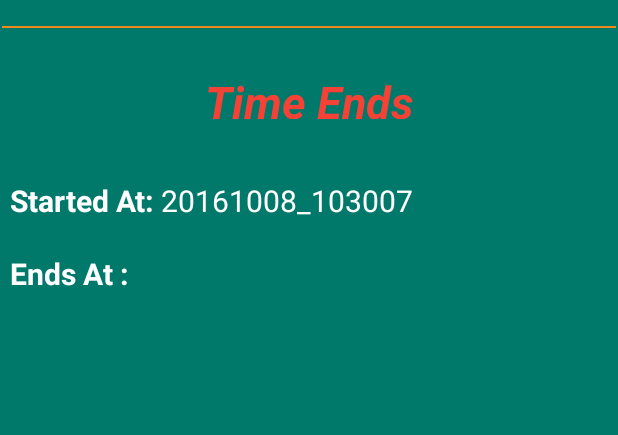
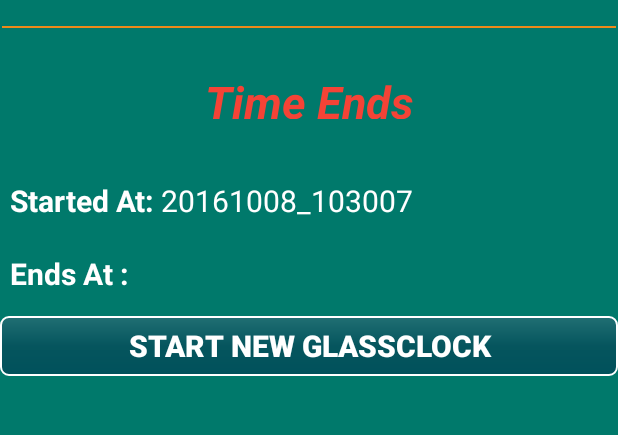
Before and after one commit to rashel007/Sundial, an Android app: the TimeEndActivity screen opened directly, with no data from a screen before it, on a phone screen of 412 x 824 dp, the part 110-545 px from its top. Run offline under Robolectric (Android 15) with nearby library versions, the phone set to English and light mode, and no system bars.

Commit message:
background work for TimeEndActivity,

```diff
--- a/app/src/main/java/com/synergyforce/rashel/sundail/MainActivity.java
+++ b/app/src/main/java/com/synergyforce/rashel/sundail/MainActivity.java
@@ -7,7 +7,6 @@ import android.content.Intent;
 import android.graphics.Typeface;
 import android.os.Bundle;
 import android.view.View;
-import android.view.WindowManager;
 import android.widget.AdapterView;
 import android.widget.ArrayAdapter;
 import android.widget.Button;
@@ -15,10 +14,8 @@ import android.widget.Spinner;
 import android.widget.TextView;
 import android.widget.Toast;
 
-import java.text.SimpleDateFormat;
 import java.util.ArrayList;
 import java.util.Calendar;
-import java.util.Date;
 import java.util.List;
 
 /**
@@ -104,7 +101,7 @@ public class MainActivity extends Activity {
                     Constants.ALARMMANAGER_STARTED = true;
 
                     //setting the started time
-                    Constants.START_TIME = Uitls.getTheCurrentDateAndTime();
+                    Constants.START_TIME = Utils.getTheCurrentDateAndTime();
 
                 }else{
                     //if a glass clock is already started , toast a message to user about it.
--- a/app/src/main/java/com/synergyforce/rashel/sundail/SundialBroadcustReceiver.java
+++ b/app/src/main/java/com/synergyforce/rashel/sundail/SundialBroadcustReceiver.java
@@ -4,10 +4,7 @@ import android.content.BroadcastReceiver;
 import android.content.Context;
 import android.content.Intent;
 import android.media.MediaPlayer;
-import android.os.Bundle;
 import android.os.Vibrator;
-
-import java.io.Serializable;
 
 /**
  * @author Estique Ahmed Rashel
@@ -26,7 +23,7 @@ public class SundialBroadcustReceiver extends BroadcastReceiver {
         v.vibrate(500);
 
         //setting the end time
-        Constants.END_TIME = Uitls.getTheCurrentDateAndTime();
+        Constants.END_TIME = Utils.getTheCurrentDateAndTime();
 
         // start TimeEndActivity
         Intent mIntent = new Intent(context, TimeEndActivity.class);
--- a/app/src/main/java/com/synergyforce/rashel/sundail/TimeEndActivity.java
+++ b/app/src/main/java/com/synergyforce/rashel/sundail/TimeEndActivity.java
@@ -1,8 +1,11 @@
 package com.synergyforce.rashel.sundail;
 
 import android.app.Activity;
+import android.content.Intent;
 import android.os.Bundle;
+import android.view.View;
 import android.view.WindowManager;
+import android.widget.Button;
 import android.widget.TextView;
 
 /**
@@ -12,15 +15,18 @@ import android.widget.TextView;
 public class TimeEndActivity extends Activity {
 
     TextView tvSetStartTime, tvSetEndTime;
+    Button btnStartNewGlassClock;
 
     @Override
     protected void onCreate(Bundle savedInstanceState) {
         super.onCreate(savedInstanceState);
 
         setContentView(R.layout.time_end_layout);
+
+        //calling private functions
         openMainActivityFromSleep();
-        setStartAndEndTime();
-
+        showStartAndEndTime();
+        startNewGlassClock();
 
     }
 
@@ -28,12 +34,28 @@ public class TimeEndActivity extends Activity {
      * TimeEndActivity private function
      * this function will set the start and end time in the user UI
      */
-    private void setStartAndEndTime(){
+    private void showStartAndEndTime(){
         tvSetStartTime = (TextView) findViewById(R.id.started);
         tvSetEndTime = (TextView) findViewById(R.id.ends);
 
         tvSetStartTime.setText(Constants.START_TIME);
         tvSetEndTime.setText(Constants.END_TIME);
+    }
+
+    private void startNewGlassClock(){
+        btnStartNewGlassClock = (Button) findViewById(R.id.startNewGlassClock);
+        btnStartNewGlassClock.setOnClickListener(new View.OnClickListener() {
+            @Override
+            public void onClick(View v) {
+                Intent intent = new Intent(TimeEndActivity.this, MainActivity.class);
+                startActivity(intent);
+
+                // settings the defaults values of start and end time
+                Utils.setDefaultsValues();
+
+                finish();
+            }
+        });
     }
 
 
@@ -51,5 +73,11 @@ public class TimeEndActivity extends Activity {
         }
     }
 
-
+    // if the user press the back button, application will be closed
+    @Override
+    public void onBackPressed() {
+        finish();
+        //setting the default values of start and and time
+        Utils.setDefaultsValues();
+    }
 }
--- a/app/src/main/res/layout/time_end_layout.xml
+++ b/app/src/main/res/layout/time_end_layout.xml
@@ -97,5 +97,15 @@
 
     </TableLayout>
 
+    <Button
+        android:id="@+id/startNewGlassClock"
+        android:layout_width="match_parent"
+        android:layout_height="40dp"
+        android:background="@drawable/btn_back"
+        android:text="start new glassclock"
+        android:textColor="@color/textColor"
+        android:textSize="20sp"
+        android:layout_below="@id/tlStartTime"
+        android:textStyle="bold"/>
 
 </RelativeLayout>
```
Also changed, not shown: app/src/main/java/com/synergyforce/rashel/sundail/Utils.java (renamed from app/src/main/java/com/synergyforce/rashel/sundail/Uitls.java, +10 -1 lines).
